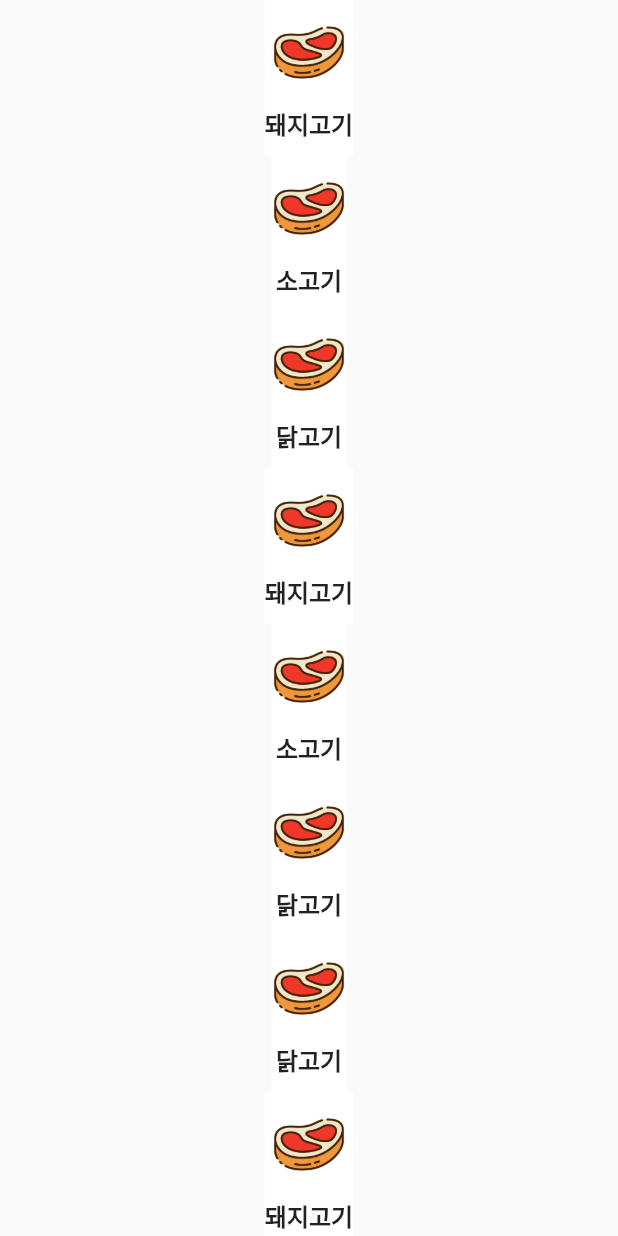
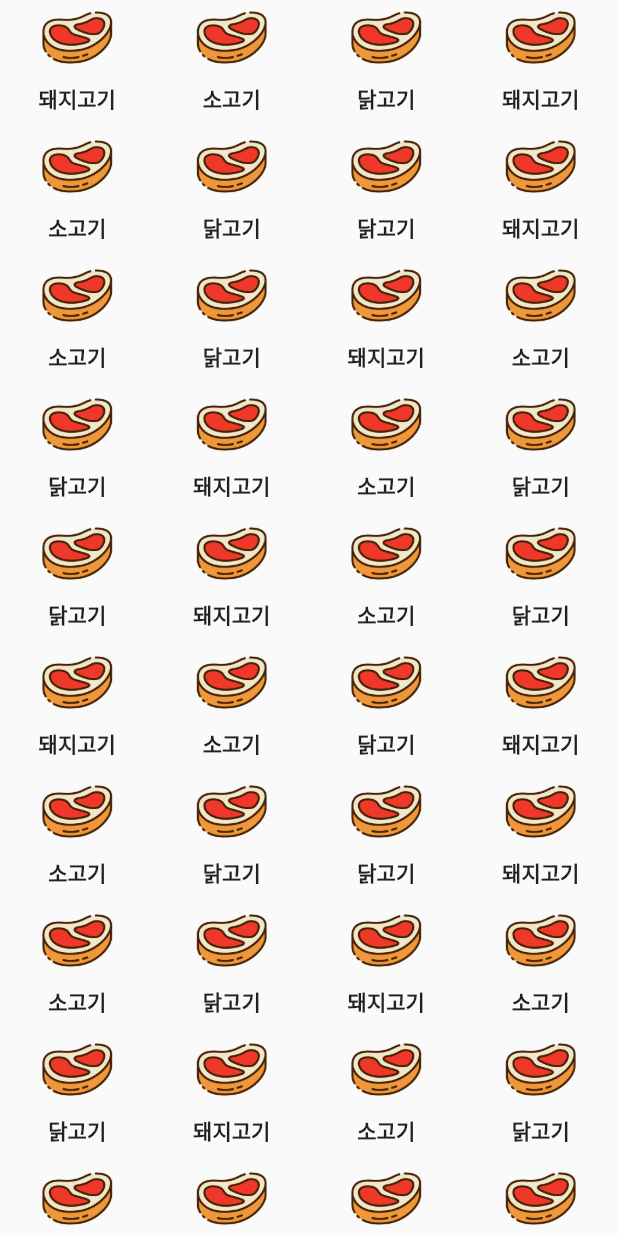
Before and after one commit to minddong2/FoodSaver, a Flutter app: the PopUpItemBody widget shown alone on an empty page, opened directly, on a phone screen of 412 x 824 dp. Run offline on Flutter 3.47's test engine with Material 2 defaults, Android fonts, the light colour scheme and no system bars; our stand-ins replace google_fonts, reorderable_grid_view, velocity_x; missing offline and left inert: hawk_fab_menu, popup_card.

Commit message:
직접입력 팝업 4개씩 정렬

```diff
--- a/lib/screens/home/list/f_my_food_list.dart
+++ b/lib/screens/home/list/f_my_food_list.dart
@@ -10,7 +10,8 @@ class MyFoodListFragment extends StatelessWidget {
   Widget build(BuildContext context) {
     return SingleChildScrollView(
       child: Column(
-        children: [getMyFoodList(context)],
+        children: [
+          getMyFoodList(context)],
       ),
     );
   }
@@ -25,7 +26,7 @@ class MyFoodListFragment extends StatelessWidget {
             width150,
             '유통기한'.text.size(16).bold.make(),
           ]),
-          const MySelectedList(),
+          MySelectedList(),
         ],
       );
 }
--- a/lib/screens/home/list/home_selected_list.dart
+++ b/lib/screens/home/list/home_selected_list.dart
@@ -1,5 +1,5 @@
 import 'package:flutter/material.dart';
-import 'package:refri_project/screens/tab/food_list.dart';
+import 'package:refri_project/screens/tab/food/food_list.dart';
 import 'package:refri_project/screens/tab/w_selected_list_item.dart';
 
 class MySelectedList extends StatelessWidget {
--- a/lib/screens/tab/fab/fab_popup_body.dart
+++ b/lib/screens/tab/fab/fab_popup_body.dart
@@ -1,19 +1,83 @@
 import 'package:flutter/material.dart';
 import 'package:refri_project/screens/tab/fab/w_unselected_food_icon.dart';
+import 'package:refri_project/screens/tab/food/food_list.dart';
+import 'package:refri_project/screens/tab/food/vo_food.dart';
+
+// class PopUpItemBody extends StatelessWidget {
+//   const PopUpItemBody({
+//     Key? key,
+//   }) : super(key: key);
+//
+//   @override
+//   Widget build(BuildContext context) {
+//     return SingleChildScrollView(
+//       child: Center(
+//         child: Column(
+//           mainAxisSize: MainAxisSize.min,
+//           children: [
+//             UnselectedIconWidget(),
+//             const Divider(
+//               color: Colors.black,
+//               thickness: 0.2,
+//             ),
+//             TextButton(
+//               onPressed: () {},
+//               child: const Text('총 n개의 재료 추가하기'),
+//             ),
+//           ],
+//         ),
+//       ),
+//     );
+//   }
+// }
+
+// class PopUpItemBody extends StatelessWidget {
+//   final List<FoodSummary> foodSummaries;
+//
+//   const PopUpItemBody({
+//     Key? key,
+//     required this.foodSummaries,
+//   }) : super(key: key);
+//
+//   @override
+//   Widget build(BuildContext context) {
+//     return SingleChildScrollView(
+//       child: Center(
+//         child: Column(
+//           mainAxisSize: MainAxisSize.min,
+//           children: [
+//             UnselectedIconWidget(foodSummaries), // 전달 수정
+//             const Divider(
+//               color: Colors.black,
+//               thickness: 0.2,
+//             ),
+//             TextButton(
+//               onPressed: () {},
+//               child: const Text('총 n개의 재료 추가하기'),
+//             ),
+//           ],
+//         ),
+//       ),
+//     );
+//   }
+// }
 
 class PopUpItemBody extends StatelessWidget {
-  const PopUpItemBody({
-    Key? key,
-  }) : super(key: key);
+  const PopUpItemBody({Key? key}) : super(key: key);
 
   @override
   Widget build(BuildContext context) {
+    // Assuming you have access to 'foodSummaries' data
+    List<FoodSummary> foodSummaries =
+        foodLists.toList(); // Initialize 'foodSummaries' with your data
+
     return SingleChildScrollView(
       child: Center(
         child: Column(
-          mainAxisSize: MainAxisSize.min,
           children: [
-            UnselectedIconFragment(),
+            //검색창 추가하기,
+            UnselectedIconWidget(foodSummaries),
+            // Pass the 'foodSummaries' data
             const Divider(
               color: Colors.black,
               thickness: 0.2,
--- a/lib/screens/tab/fab/home_unselected_Icon.dart
+++ /dev/null
@@ -1,17 +0,0 @@
-import 'package:flutter/material.dart';
-import 'package:refri_project/screens/tab/fab/w_unselected_icon_item.dart';
-import 'package:refri_project/screens/tab/food_list.dart';
-
-
-class UnSelectedIcon extends StatelessWidget {
-  const UnSelectedIcon({super.key});
-
-  @override
-  Widget build(BuildContext context) {
-    return Column(
-      children: [
-        ...foodLists.map((element) => UnselectedIconItem(element)).toList(),
-      ],
-    );
-  }
-}
--- /dev/null
+++ b/lib/screens/tab/fab/unselected_Icon.dart
@@ -0,0 +1,28 @@
+import 'package:flutter/material.dart';
+import 'package:refri_project/screens/tab/fab/w_unselected_icon_item.dart';
+import 'package:refri_project/screens/tab/food/vo_food.dart';
+
+
+// class UnSelectedIcon extends StatelessWidget {
+//   const UnSelectedIcon({super.key});
+//
+//   @override
+//   Widget build(BuildContext context) {
+//     return Column(
+//       children: [
+//         ...foodLists.map((element) => UnselectedIconItem((element)).toList(),
+//       ],
+//     );
+//   }
+// }
+
+class UnselectedIcon extends StatelessWidget {
+  final List<FoodSummary> foodSummaries;
+
+  const UnselectedIcon(this.foodSummaries, {super.key});
+
+  @override
+  Widget build(BuildContext context) {
+    return UnselectedIconItem(foodSummaries);
+  }
+}
--- a/lib/screens/tab/fab/w_unselected_food_icon.dart
+++ b/lib/screens/tab/fab/w_unselected_food_icon.dart
@@ -1,19 +1,45 @@
 import 'package:flutter/material.dart';
-import 'package:refri_project/screens/tab/fab/home_unselected_Icon.dart';
+import 'package:refri_project/screens/tab/fab/unselected_Icon.dart';
+import 'package:refri_project/screens/tab/food/vo_food.dart';
 
-class UnselectedIconFragment extends StatelessWidget {
-  const UnselectedIconFragment({super.key});
+// class UnselectedIconWidget extends StatelessWidget {
+//   const UnselectedIconWidget({super.key});
+//
+//   @override
+//   Widget build(BuildContext context) {
+//     return Column(
+//       children: [//검색창 들어가야함,
+//       getUnselectedFoodIcon(context)],
+//     );
+//   }
+//
+//   Widget getUnselectedFoodIcon(BuildContext context) => const Column(
+//         children: [
+//
+//           UnselectedIcon(FoodSummary),
+//         ],
+//       );
+// }
+
+class UnselectedIconWidget extends StatelessWidget {
+  final List<FoodSummary> foodSummaries;
+
+  const UnselectedIconWidget(this.foodSummaries, {super.key});
 
   @override
   Widget build(BuildContext context) {
     return Column(
-      children: [getUnselectedFoodIcon(context)],
+      children: [
+        getUnselectedFoodIcon(context, foodSummaries),
+      ],
     );
   }
 
-  Widget getUnselectedFoodIcon(BuildContext context) => const Column(
+  Widget getUnselectedFoodIcon(
+          BuildContext context, List<FoodSummary> foodSummaries) =>
+      Column(
         children: [
-          UnSelectedIcon(),
+          UnselectedIcon(foodSummaries),
         ],
       );
 }
--- a/lib/screens/tab/fab/w_unselected_icon_item.dart
+++ b/lib/screens/tab/fab/w_unselected_icon_item.dart
@@ -1,26 +1,41 @@
 import 'package:flutter/material.dart';
-import 'package:refri_project/common/widget/w_empty_expanded.dart';
 import 'package:refri_project/common/widget/w_height_and_width.dart';
-import 'package:refri_project/screens/tab/vo_food.dart';
+import 'package:refri_project/screens/tab/food/vo_food.dart';
 import 'package:velocity_x/velocity_x.dart';
 
 class UnselectedIconItem extends StatelessWidget {
-  final FoodSummary foodSummary;
+  final List<FoodSummary> foodSummaries;
 
-  const UnselectedIconItem(this.foodSummary, {super.key});
+  const UnselectedIconItem(this.foodSummaries, {Key? key}) : super(key: key);
 
   @override
   Widget build(BuildContext context) {
-    return Container(
-      color: Colors.white,
-      padding: const EdgeInsets.symmetric(vertical: 10),
+    List<Widget> items = [];
+
+    for (int i = 0; i < foodSummaries.length; i += 4) {
+      // 다음 4개의 음식 요약 정보를 가져오거나, 4개보다 적게 남았을 경우 남은 만큼 가져옵니다.
+      List<FoodSummary> sublist = foodSummaries.sublist(i, i + 4);
+
+      items.add(
+        Row(
+          children: sublist.map((foodSummary) {
+            return Expanded(
               child: Column(
                 children: [
                   Image.asset(foodSummary.foodImagePath, width: 50),
+                  height5, // 간격을 만들기 위해 SizedBox 사용
+                  (foodSummary.foodName).text.size(14).bold.make(),
                   height10,
-          (foodSummary.foodName).text.size(16).bold.make(),
                 ],
               ),
             );
+          }).toList(),
+        ),
+      );
+    }
+
+    return Column(
+      children: items,
+    );
   }
 }
--- /dev/null
+++ b/lib/screens/tab/food/food_list.dart
@@ -0,0 +1,205 @@
+import 'package:refri_project/common/constants.dart';
+import 'package:refri_project/screens/tab/food/vo_food.dart';
+
+List<FoodSummary> foodLists = [
+  FoodSummary(
+      foodImagePath: '$basePath/food/meat.png',
+      mainCategory: '육류',
+      middleCategory: '돼지고기',
+      foodName: '돼지고기'),
+  FoodSummary(
+      foodImagePath: '$basePath/food/meat.png',
+      mainCategory: '육류1',
+      middleCategory: '소고기',
+      foodName: '소고기'),
+  FoodSummary(
+      foodImagePath: '$basePath/food/meat.png',
+      mainCategory: '육류2',
+      middleCategory: '닭고기',
+      foodName: '닭고기'),
+  FoodSummary(
+      foodImagePath: '$basePath/food/meat.png',
+      mainCategory: '육류',
+      middleCategory: '돼지고기',
+      foodName: '돼지고기'),
+  FoodSummary(
+      foodImagePath: '$basePath/food/meat.png',
+      mainCategory: '육류1',
+      middleCategory: '소고기',
+      foodName: '소고기'),
+  FoodSummary(
+      foodImagePath: '$basePath/food/meat.png',
+      mainCategory: '육류2',
+      middleCategory: '닭고기',
+      foodName: '닭고기'),
+  FoodSummary(
+      foodImagePath: '$basePath/food/meat.png',
+      mainCategory: '육류2',
+      middleCategory: '닭고기',
+      foodName: '닭고기'),
+  FoodSummary(
+      foodImagePath: '$basePath/food/meat.png',
+      mainCategory: '육류',
+      middleCategory: '돼지고기',
+      foodName: '돼지고기'),
+  FoodSummary(
+      foodImagePath: '$basePath/food/meat.png',
+      mainCategory: '육류1',
+      middleCategory: '소고기',
+      foodName: '소고기'),
+  FoodSummary(
+      foodImagePath: '$basePath/food/meat.png',
+      mainCategory: '육류2',
+      middleCategory: '닭고기',
+      foodName: '닭고기'),
+  FoodSummary(
+      foodImagePath: '$basePath/food/meat.png',
+      mainCategory: '육류',
+      middleCategory: '돼지고기',
+      foodName: '돼지고기'),
+  FoodSummary(
+      foodImagePath: '$basePath/food/meat.png',
+      mainCategory: '육류1',
+      middleCategory: '소고기',
+      foodName: '소고기'),
+  FoodSummary(
+      foodImagePath: '$basePath/food/meat.png',
+      mainCategory: '육류2',
+      middleCategory: '닭고기',
+      foodName: '닭고기'),
+  FoodSummary(
+      foodImagePath: '$basePath/food/meat.png',
+      mainCategory: '육류',
+      middleCategory: '돼지고기',
+      foodName: '돼지고기'),
+  FoodSummary(
+      foodImagePath: '$basePath/food/meat.png',
+      mainCategory: '육류1',
+      middleCategory: '소고기',
+      foodName: '소고기'),
+  FoodSummary(
+      foodImagePath: '$basePath/food/meat.png',
+      mainCategory: '육류2',
+      middleCategory: '닭고기',
+      foodName: '닭고기'),
+  FoodSummary(
+      foodImagePath: '$basePath/food/meat.png',
+      mainCategory: '육류2',
+      middleCategory: '닭고기',
+      foodName: '닭고기'),
+  FoodSummary(
+      foodImagePath: '$basePath/food/meat.png',
+      mainCategory: '육류',
+      middleCategory: '돼지고기',
+      foodName: '돼지고기'),
+  FoodSummary(
+      foodImagePath: '$basePath/food/meat.png',
+      mainCategory: '육류1',
+      middleCategory: '소고기',
+      foodName: '소고기'),
+  FoodSummary(
+      foodImagePath: '$basePath/food/meat.png',
+      mainCategory: '육류2',
+      middleCategory: '닭고기',
+      foodName: '닭고기'),
+  FoodSummary(
+      foodImagePath: '$basePath/food/meat.png',
+      mainCategory: '육류',
+      middleCategory: '돼지고기',
+      foodName: '돼지고기'),
+  FoodSummary(
+      foodImagePath: '$basePath/food/meat.png',
+      mainCategory: '육류1',
+      middleCategory: '소고기',
+      foodName: '소고기'),
+  FoodSummary(
+      foodImagePath: '$basePath/food/meat.png',
+      mainCategory: '육류2',
+      middleCategory: '닭고기',
+      foodName: '닭고기'),
+  FoodSummary(
+      foodImagePath: '$basePath/food/meat.png',
+      mainCategory: '육류',
+      middleCategory: '돼지고기',
+      foodName: '돼지고기'),
+  FoodSummary(
+      foodImagePath: '$basePath/food/meat.png',
+      mainCategory: '육류1',
+      middleCategory: '소고기',
+      foodName: '소고기'),
+  FoodSummary(
+      foodImagePath: '$basePath/food/meat.png',
+      mainCategory: '육류2',
+      middleCategory: '닭고기',
+      foodName: '닭고기'),
+  FoodSummary(
+      foodImagePath: '$basePath/food/meat.png',
+      mainCategory: '육류2',
+      middleCategory: '닭고기',
+      foodName: '닭고기'),
+  FoodSummary(
+      foodImagePath: '$basePath/food/meat.png',
+      mainCategory: '육류',
+      middleCategory: '돼지고기',
+      foodName: '돼지고기'),
+  FoodSummary(
+      foodImagePath: '$basePath/food/meat.png',
+      mainCategory: '육류1',
+      middleCategory: '소고기',
+      foodName: '소고기'),
+  FoodSummary(
+      foodImagePath: '$basePath/food/meat.png',
+      mainCategory: '육류2',
+      middleCategory: '닭고기',
+      foodName: '닭고기'),
+  FoodSummary(
+      foodImagePath: '$basePath/food/meat.png',
+      mainCategory: '육류',
+      middleCategory: '돼지고기',
+      foodName: '돼지고기'),
+  FoodSummary(
+      foodImagePath: '$basePath/food/meat.png',
+      mainCategory: '육류1',
+      middleCategory: '소고기',
+      foodName: '소고기'),
+  FoodSummary(
+      foodImagePath: '$basePath/food/meat.png',
+      mainCategory: '육류2',
+      middleCategory: '닭고기',
+      foodName: '닭고기'),
+  FoodSummary(
+      foodImagePath: '$basePath/food/meat.png',
+      mainCategory: '육류',
+      middleCategory: '돼지고기',
+      foodName: '돼지고기'),
+  FoodSummary(
+      foodImagePath: '$basePath/food/meat.png',
+      mainCategory: '육류1',
+      middleCategory: '소고기',
+      foodName: '소고기'),
+  FoodSummary(
+      foodImagePath: '$basePath/food/meat.png',
+      mainCategory: '육류2',
+      middleCategory: '닭고기',
+      foodName: '닭고기'),
+  FoodSummary(
+      foodImagePath: '$basePath/food/meat.png',
+      mainCategory: '육류2',
+      middleCategory: '닭고기',
+      foodName: '닭고기'),
+  FoodSummary(
+      foodImagePath: '$basePath/food/meat.png',
+      mainCategory: '육류',
+      middleCategory: '돼지고기',
+      foodName: '돼지고기'),
+  FoodSummary(
+      foodImagePath: '$basePath/food/meat.png',
+      mainCategory: '육류1',
+      middleCategory: '소고기',
+      foodName: '소고기'),
+  FoodSummary(
+      foodImagePath: '$basePath/food/meat.png',
+      mainCategory: '육류2',
+      middleCategory: '닭고기',
+      foodName: '닭고기'),
+];
--- a/lib/screens/tab/food_list.dart
+++ /dev/null
@@ -1,57 +0,0 @@
-import 'package:refri_project/common/constants.dart';
-import 'package:refri_project/screens/tab/vo_food.dart';
-
-List<FoodSummary> foodLists = [
-  FoodSummary(
-      foodImagePath: '$basePath/food/meat.png',
-      mainCategory: '육류',
-      middleCategory: '돼지고기',
-      foodName: '돼지고기'),
-  FoodSummary(
-      foodImagePath: '$basePath/food/meat.png',
-      mainCategory: '육류1',
-      middleCategory: '소고기',
-      foodName: '소고기'),
-  FoodSummary(
-      foodImagePath: '$basePath/food/meat.png',
-      mainCategory: '육류2',
-      middleCategory: '닭고기',
-      foodName: '닭고기'),
-  FoodSummary(
-      foodImagePath: '$basePath/food/meat.png',
-      mainCategory: '육류',
-      middleCategory: '돼지고기',
-      foodName: '돼지고기'),
-  FoodSummary(
-      foodImagePath: '$basePath/food/meat.png',
-      mainCategory: '육류1',
-      middleCategory: '소고기',
-      foodName: '소고기'),
-  FoodSummary(
-      foodImagePath: '$basePath/food/meat.png',
-      mainCategory: '육류2',
-      middleCategory: '닭고기',
-      foodName: '닭고기'),
-  FoodSummary(
-      foodImagePath: '$basePath/food/meat.png',
-      mainCategory: '육류2',
-      middleCategory: '닭고기',
-      foodName: '닭고기'),
-  FoodSummary(
-      foodImagePath: '$basePath/food/meat.png',
-      mainCategory: '육류',
-      middleCategory: '돼지고기',
-      foodName: '돼지고기'),
-  FoodSummary(
-      foodImagePath: '$basePath/food/meat.png',
-      mainCategory: '육류1',
-      middleCategory: '소고기',
-      foodName: '소고기'),
-  FoodSummary(
-      foodImagePath: '$basePath/food/meat.png',
-      mainCategory: '육류2',
-      middleCategory: '닭고기',
-      foodName: '닭고기'),
-
-
-];
--- a/lib/screens/tab/w_selected_list_item.dart
+++ b/lib/screens/tab/w_selected_list_item.dart
@@ -1,6 +1,6 @@
 import 'package:flutter/material.dart';
 import 'package:refri_project/common/widget/w_height_and_width.dart';
-import 'package:refri_project/screens/tab/vo_food.dart';
+import 'package:refri_project/screens/tab/food/vo_food.dart';
 import 'package:velocity_x/velocity_x.dart';
 
 class SelectedListItem extends StatelessWidget {
@@ -15,13 +15,9 @@ class SelectedListItem extends StatelessWidget {
       padding: const EdgeInsets.symmetric(vertical: 10),
       child: Row(
         children: [
-          Row(
-            children: [
-              Image.asset(foodSummary.foodImagePath, width: 50),
-              width20,
-              (foodSummary.foodName).text.size(16).bold.make(),
-            ],
-          )
+          Image.asset(foodSummary.foodImagePath, width: 50),
+          width20,
+          (foodSummary.foodName).text.size(16).bold.make(),
         ],
       ),
     );
```
Also changed, not shown: lib/screens/tab/food/vo_food.dart (renamed from lib/screens/tab/vo_food.dart), 4 other files. Lines whose indentation alone changed are shown as unchanged.
